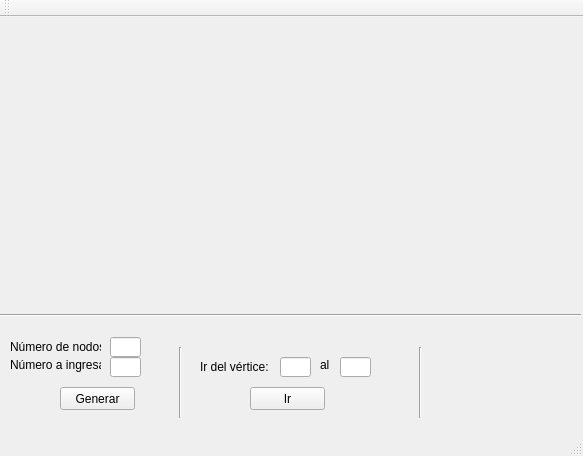
Old version of the form Warshall/interfaz.ui in the repository KendallTencio/Warshall.
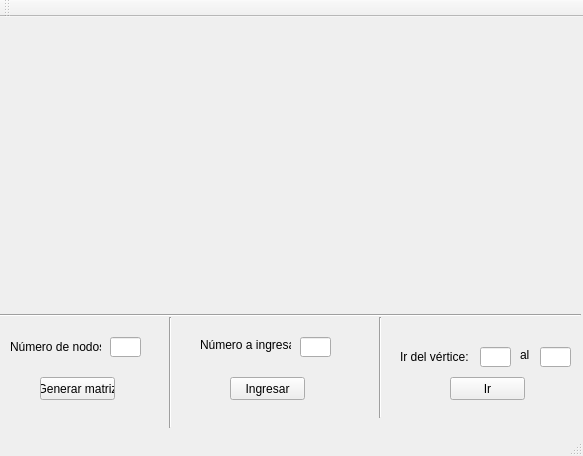
New version of the form.

Commit message: matriz dinamica y función hilos

What changed in the file:
```diff
--- a/Warshall/interfaz.ui
+++ b/Warshall/interfaz.ui
@@ -27,8 +27,8 @@
    <widget class="QLineEdit" name="vertice1Text">
     <property name="geometry">
      <rect>
-      <x>280</x>
-      <y>340</y>
+      <x>480</x>
+      <y>330</y>
       <width>31</width>
       <height>20</height>
      </rect>
@@ -37,8 +37,8 @@
    <widget class="QLineEdit" name="vertice2Text">
     <property name="geometry">
      <rect>
-      <x>340</x>
-      <y>340</y>
+      <x>540</x>
+      <y>330</y>
       <width>31</width>
       <height>20</height>
      </rect>
@@ -60,8 +60,8 @@
    <widget class="QLabel" name="label_2">
     <property name="geometry">
      <rect>
-      <x>320</x>
-      <y>340</y>
+      <x>520</x>
+      <y>330</y>
       <width>16</width>
       <height>16</height>
      </rect>
@@ -73,8 +73,8 @@
    <widget class="QLabel" name="label_3">
     <property name="geometry">
      <rect>
-      <x>200</x>
-      <y>340</y>
+      <x>400</x>
+      <y>330</y>
       <width>81</width>
       <height>20</height>
      </rect>
@@ -86,14 +86,14 @@
    <widget class="QPushButton" name="botonGenerar">
     <property name="geometry">
      <rect>
-      <x>60</x>
-      <y>370</y>
+      <x>40</x>
+      <y>360</y>
       <width>75</width>
       <height>23</height>
      </rect>
     </property>
     <property name="text">
-     <string>Generar</string>
+     <string>Generar matriz</string>
     </property>
    </widget>
    <widget class="Line" name="line">
@@ -112,10 +112,10 @@
    <widget class="Line" name="line_2">
     <property name="geometry">
      <rect>
-      <x>170</x>
-      <y>330</y>
+      <x>160</x>
+      <y>300</y>
       <width>20</width>
-      <height>71</height>
+      <height>111</height>
      </rect>
     </property>
     <property name="orientation">
@@ -125,10 +125,10 @@
    <widget class="Line" name="line_3">
     <property name="geometry">
      <rect>
-      <x>410</x>
-      <y>330</y>
+      <x>370</x>
+      <y>300</y>
       <width>20</width>
-      <height>71</height>
+      <height>101</height>
      </rect>
     </property>
     <property name="orientation">
@@ -138,8 +138,8 @@
    <widget class="QPushButton" name="botonIrDeVerticeAVertice">
     <property name="geometry">
      <rect>
-      <x>250</x>
-      <y>370</y>
+      <x>450</x>
+      <y>360</y>
       <width>75</width>
       <height>23</height>
      </rect>
@@ -151,8 +151,8 @@
    <widget class="QLabel" name="label_4">
     <property name="geometry">
      <rect>
-      <x>10</x>
-      <y>340</y>
+      <x>200</x>
+      <y>320</y>
       <width>91</width>
       <height>16</height>
      </rect>
@@ -164,13 +164,26 @@
    <widget class="QLineEdit" name="numAIngresarText">
     <property name="geometry">
      <rect>
-      <x>110</x>
-      <y>340</y>
+      <x>300</x>
+      <y>320</y>
       <width>31</width>
       <height>20</height>
      </rect>
     </property>
    </widget>
+   <widget class="QPushButton" name="botonIngresar">
+    <property name="geometry">
+     <rect>
+      <x>230</x>
+      <y>360</y>
+      <width>75</width>
+      <height>23</height>
+     </rect>
+    </property>
+    <property name="text">
+     <string>Ingresar</string>
+    </property>
+   </widget>
   </widget>
   <widget class="QMenuBar" name="menuBar">
    <property name="geometry">
```
The commit also changes 20 other files.
